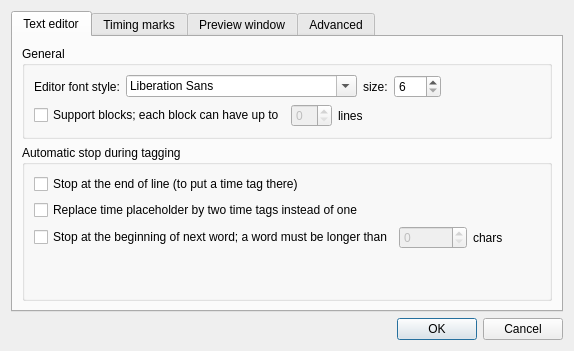
gyunaev/karlyriceditor, file src/dialog_settings.ui: the form before one commit.
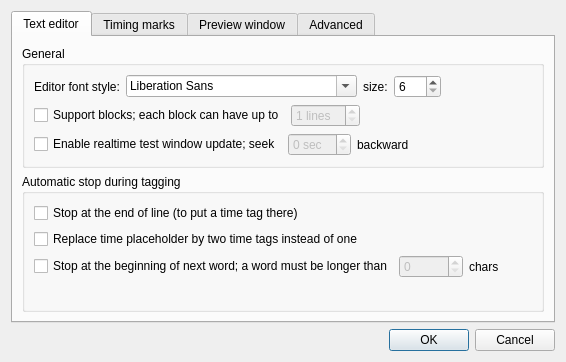
The form after the commit. Custom widgets are drawn as their Qt base class.

Commit message: Added an option to see the changes made in Editor in the test window in real-time, with optional seek backward for a specified number of seconds if the player is running. This allows easy fine-tuning of lyrics.

Diff of the .ui file:
```diff
--- a/src/dialog_settings.ui
+++ b/src/dialog_settings.ui
@@ -6,8 +6,8 @@
    <rect>
     <x>0</x>
     <y>0</y>
-    <width>574</width>
-    <height>351</height>
+    <width>566</width>
+    <height>362</height>
    </rect>
   </property>
   <property name="windowTitle">
@@ -111,12 +111,14 @@
               <property name="whatsThis">
                <string>If blocks are enabled, this parameter specifies the maximum number of lines allowed in block. Most players cannot show more than 8 lines, so before using a larger parameter, please make sure your player supports it.</string>
               </property>
-             </widget>
-            </item>
-            <item>
-             <widget class="QLabel" name="label_3">
-              <property name="text">
-               <string>lines</string>
+              <property name="suffix">
+               <string> lines</string>
+              </property>
+              <property name="minimum">
+               <number>1</number>
+              </property>
+              <property name="value">
+               <number>1</number>
               </property>
              </widget>
             </item>
@@ -127,6 +129,59 @@
               </property>
               <property name="sizeHint" stdset="0">
                <size>
+                <width>79</width>
+                <height>20</height>
+               </size>
+              </property>
+             </spacer>
+            </item>
+           </layout>
+          </item>
+          <item>
+           <layout class="QHBoxLayout" name="horizontalLayout_10">
+            <item>
+             <widget class="QCheckBox" name="boxEditorRealtimeTesting">
+              <property name="toolTip">
+               <string>&lt;html&gt;&lt;head/&gt;&lt;body&gt;&lt;p&gt;By default when you test the lyrics using &amp;quot;Test Lyrics&amp;quot; button, any change you made in the editor is ignored until you press the &amp;quot;Test Lyrics&amp;quot; button again. &lt;/p&gt;&lt;p&gt;&lt;br/&gt;&lt;/p&gt;&lt;p&gt;However if this option is checked, any change in the Editor, which happens while the Test Lyrics Window is shown and the song is playing, will automatically update and refresh the window. The player will also seek the specified number of seconds backward from the changed timing mark (unless set to 0 seconds), effectively letting you to see right away the result of your editing.&lt;/p&gt;&lt;/body&gt;&lt;/html&gt;</string>
+              </property>
+              <property name="text">
+               <string>Enable realtime test window update; seek</string>
+              </property>
+             </widget>
+            </item>
+            <item>
+             <widget class="QSpinBox" name="leEditorSecondsBackward">
+              <property name="enabled">
+               <bool>false</bool>
+              </property>
+              <property name="whatsThis">
+               <string>If blocks are enabled, this parameter specifies the maximum number of lines allowed in block. Most players cannot show more than 8 lines, so before using a larger parameter, please make sure your player supports it.</string>
+              </property>
+              <property name="suffix">
+               <string> sec</string>
+              </property>
+              <property name="minimum">
+               <number>0</number>
+              </property>
+              <property name="maximum">
+               <number>20</number>
+              </property>
+             </widget>
+            </item>
+            <item>
+             <widget class="QLabel" name="label_3">
+              <property name="text">
+               <string>backward</string>
+              </property>
+             </widget>
+            </item>
+            <item>
+             <spacer name="horizontalSpacer_5">
+              <property name="orientation">
+               <enum>Qt::Horizontal</enum>
+              </property>
+              <property name="sizeHint" stdset="0">
+               <size>
                 <width>40</width>
                 <height>20</height>
                </size>
```
Left out of the diff: 36 changed lines with no effect on the pictures. The commit also changes 9 other files.
